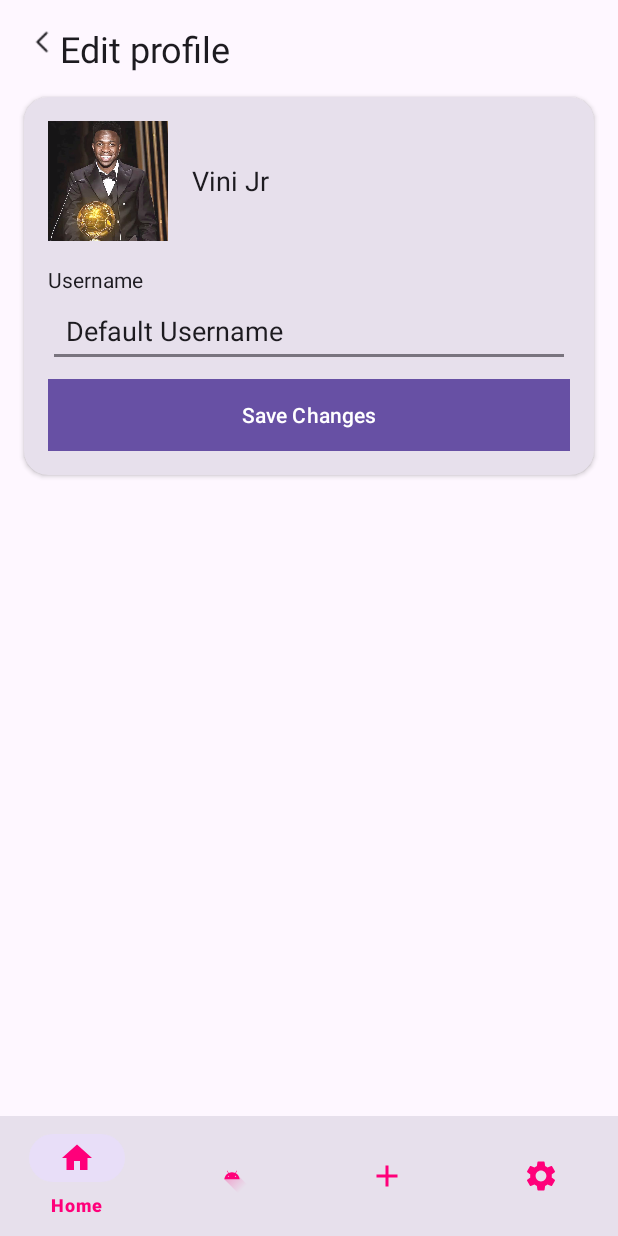
After one commit to 8xbit/AndroidPodcast, an Android app: the EditProfileActivity screen opened directly, with no data from a screen before it, on a phone screen of 412 x 824 dp. The commit adds this screen. Run offline under Robolectric (Android 15) with nearby library versions, the phone set to English and light mode, and no system bars.

Commit message:
edit profile

```diff
--- /dev/null
+++ b/app/src/main/java/com/example/podcatsapp/view/EditProfileActivity.java
@@ -0,0 +1,136 @@
+package com.example.podcatsapp.view;
+
+import android.content.Intent;
+import android.content.SharedPreferences;
+import android.graphics.Color;
+import android.os.Bundle;
+import android.view.View; // Add this import
+import android.widget.EditText;
+import android.widget.ImageView;
+import android.widget.Toast;
+import androidx.appcompat.app.AppCompatActivity;
+import androidx.appcompat.app.AppCompatDelegate;
+import androidx.appcompat.widget.Toolbar;
+import com.example.podcatsapp.R;
+
+public class EditProfileActivity extends AppCompatActivity {
+
+    private EditText editUsername;
+    private ImageView profileImage;
+    private SharedPreferences sharedPreferences;
+    private static final int PICK_IMAGE_REQUEST = 1; // Code for image picker
+    private static final String USERNAME_KEY = "username";
+    private static final String PROFILE_IMAGE_URI_KEY = "profile_image_uri"; // For storing profile image URI
+    private static final String DARK_MODE_KEY = "dark_mode_enabled";
+
+    @Override
+    protected void onCreate(Bundle savedInstanceState) {
+        super.onCreate(savedInstanceState);
+
+        // Initialize SharedPreferences
+        sharedPreferences = getSharedPreferences("AppSettings", MODE_PRIVATE);
+
+        // Set the theme before setting content view
+        boolean isDarkMode = sharedPreferences.getBoolean(DARK_MODE_KEY, false);
+        updateTheme(isDarkMode);
+
+        setContentView(R.layout.activity_edit_profile);
+
+        // Set up the toolbar or back button functionality
+       // Toolbar toolbar = findViewById(R.id.toolbar);
+     //   setSupportActionBar(toolbar);
+        if (getSupportActionBar() != null) {
+            getSupportActionBar().setDisplayHomeAsUpEnabled(true); // Enable the back button
+        }
+
+        // Initialize views
+        editUsername = findViewById(R.id.edit_username);
+        profileImage = findViewById(R.id.profile_image);
+
+        // Load saved username and profile image
+        loadUserProfile();
+
+        // Set listeners
+        profileImage.setOnClickListener(v -> openImagePicker());
+        findViewById(R.id.save_button).setOnClickListener(v -> saveChanges());
+    }
+
+    // Open an image picker to change the profile picture
+    private void openImagePicker() {
+        Intent intent = new Intent(Intent.ACTION_PICK);
+        intent.setType("image/*");
+        startActivityForResult(intent, PICK_IMAGE_REQUEST);
+    }
+
+    // Handle the result from the image picker
+    @Override
+    protected void onActivityResult(int requestCode, int resultCode, Intent data) {
+        super.onActivityResult(requestCode, resultCode, data);
+        if (requestCode == PICK_IMAGE_REQUEST && resultCode == RESULT_OK && data != null) {
+            profileImage.setImageURI(data.getData()); // Set the selected image
+        }
+    }
+
+    // Load saved username and profile image from SharedPreferences
+    private void loadUserProfile() {
+        String username = sharedPreferences.getString(USERNAME_KEY, "Default Username");
+        String profileImageUri = sharedPreferences.getString(PROFILE_IMAGE_URI_KEY, null);
+
+        editUsername.setText(username);
+        if (profileImageUri != null) {
+            profileImage.setImageURI(android.net.Uri.parse(profileImageUri)); // Load profile image if available
+        }
+    }
+
+    // Save the changes made to the profile
+    private void saveChanges() {
+        String username = editUsername.getText().toString().trim();
+
+        // Validate the username
+        if (username.isEmpty()) {
+            Toast.makeText(this, "Username cannot be empty", Toast.LENGTH_SHORT).show();
+            return;
+        }
+
+        // Save the username and profile image URI in SharedPreferences
+        SharedPreferences.Editor editor = sharedPreferences.edit();
+        editor.putString(USERNAME_KEY, username);
+
+        // If the profile image URI is available, save it as well
+        android.net.Uri imageUri = (android.net.Uri) profileImage.getTag(); // Assuming profile image URI is stored as a tag
+        if (imageUri != null) {
+            editor.putString(PROFILE_IMAGE_URI_KEY, imageUri.toString());
+        }
+
+        editor.apply();
+
+        // Show success message
+        Toast.makeText(this, "Profile updated successfully!", Toast.LENGTH_SHORT).show();
+
+        // Optionally, go back to the previous screen
+        finish();
+    }
+
+    // Handle the back button press
+    @Override
+    public boolean onSupportNavigateUp() {
+        onBackPressed();
+        return true;
+    }
+
+    // Save dark mode preference
+    private void updateTheme(boolean isDarkMode) {
+        int defaultNightMode = isDarkMode ?
+                AppCompatDelegate.MODE_NIGHT_YES :
+                AppCompatDelegate.MODE_NIGHT_NO;
+        AppCompatDelegate.setDefaultNightMode(defaultNightMode);
+    }
+
+    public void editProfile(View view) {
+        // code to edit profile (already handled in this activity)
+    }
+
+    public void changePassword(View view) {
+        // code to change password
+    }
+}
--- a/app/src/main/java/com/example/podcatsapp/view/SettingsActivity.java
+++ b/app/src/main/java/com/example/podcatsapp/view/SettingsActivity.java
@@ -1,5 +1,6 @@
 package com.example.podcatsapp.view;
 
+import android.content.Intent;
 import android.content.SharedPreferences;
 import android.graphics.Color;
 import android.os.Bundle;
@@ -8,6 +9,7 @@ import android.widget.Switch;
 import androidx.appcompat.app.AppCompatActivity;
 import androidx.appcompat.app.AppCompatDelegate;
 import com.example.podcatsapp.R;
+import com.google.android.material.bottomnavigation.BottomNavigationView;
 
 public class SettingsActivity extends AppCompatActivity {
     private Switch switchNotifications;
@@ -50,6 +52,10 @@ public class SettingsActivity extends AppCompatActivity {
             updateTheme(isChecked);
             recreate(); // Recreate the activity to apply the theme
         });
+
+        // Setup Bottom Navigation
+        BottomNavigationView bottomNavigationView = findViewById(R.id.bottom_navigation);
+        setupBottomNavigation(bottomNavigationView);
     }
 
     private void setupSwitchTint(Switch switchComponent) {
@@ -77,11 +83,33 @@ public class SettingsActivity extends AppCompatActivity {
         AppCompatDelegate.setDefaultNightMode(defaultNightMode);
     }
 
+    // Method to navigate to EditProfileActivity
     public void editProfile(View view) {
-        // code to edit profile
+        Intent intent = new Intent(SettingsActivity.this, EditProfileActivity.class);
+        startActivity(intent);
     }
 
     public void changePassword(View view) {
-        // code to change password
+        // Add logic to handle password change
+    }
+
+    // Method to set up the Bottom Navigation
+    private void setupBottomNavigation(BottomNavigationView bottomNavigationView) {
+        bottomNavigationView.setOnNavigationItemSelectedListener(item -> {
+            int id = item.getItemId();
+            if (id == R.id.item_home) {
+                startActivity(new Intent(SettingsActivity.this, MainActivity.class));
+                return true;
+            } else if (id == R.id.item_videos) {
+                startActivity(new Intent(SettingsActivity.this, PlayerActivity.class));
+                return true;
+            } else if (id == R.id.item_upload) {
+                startActivity(new Intent(SettingsActivity.this, UploadActivity.class));
+                return true;
+            } else if (id == R.id.item_setting) {
+                return true; // Already in SettingsActivity
+            }
+            return false;
+        });
     }
 }
--- /dev/null
+++ b/app/src/main/res/layout/activity_edit_profile.xml
@@ -0,0 +1,123 @@
+<?xml version="1.0" encoding="utf-8"?>
+<androidx.constraintlayout.widget.ConstraintLayout
+    xmlns:android="http://schemas.android.com/apk/res/android"
+    xmlns:app="http://schemas.android.com/apk/res-auto"
+    xmlns:tools="http://schemas.android.com/tools"
+    android:layout_width="match_parent"
+    android:layout_height="match_parent"
+    android:background="?attr/colorSurface"
+    tools:context=".view.EditProfileActivity">
+
+    <!-- Back Button -->
+    <ImageView
+        android:id="@+id/back_button"
+        android:layout_width="24dp"
+        android:layout_height="24dp"
+        android:layout_margin="16dp"
+        android:src="@drawable/back_arrow"
+        app:layout_constraintStart_toStartOf="parent"
+        app:layout_constraintTop_toTopOf="parent"
+        app:tint="?attr/colorOnSurface" />
+
+    <!-- Title -->
+    <TextView
+        android:id="@+id/title"
+        android:layout_width="wrap_content"
+        android:layout_height="wrap_content"
+        android:text="@string/edit_profile"
+        android:textColor="?attr/colorOnSurface"
+        android:textSize="24sp"
+        android:layout_marginTop="16dp"
+        app:layout_constraintStart_toEndOf="@id/back_button"
+        app:layout_constraintTop_toTopOf="parent" />
+
+    <!-- Profile Edit Card -->
+    <androidx.cardview.widget.CardView
+        android:id="@+id/edit_profile_card"
+        android:layout_width="0dp"
+        android:layout_height="wrap_content"
+        android:layout_margin="16dp"
+        app:cardBackgroundColor="?attr/colorSurfaceVariant"
+        app:cardCornerRadius="16dp"
+        app:layout_constraintTop_toBottomOf="@id/title"
+        app:layout_constraintStart_toStartOf="parent"
+        app:layout_constraintEnd_toEndOf="parent">
+
+        <LinearLayout
+            android:layout_width="match_parent"
+            android:layout_height="wrap_content"
+            android:orientation="vertical"
+            android:padding="16dp">
+
+            <!-- Profile Image with Edit Option -->
+            <LinearLayout
+                android:layout_width="match_parent"
+                android:layout_height="wrap_content"
+                android:orientation="horizontal"
+                android:gravity="center_vertical">
+
+                <ImageView
+                    android:id="@+id/profile_image"
+                    android:layout_width="80dp"
+                    android:layout_height="80dp"
+                    android:layout_marginEnd="16dp"
+                    android:scaleType="centerCrop"
+                    android:src="@drawable/vini"
+                    android:clickable="true"
+                    android:focusable="true"
+                    android:onClick="changeProfileImage" />
+
+                <TextView
+                    android:id="@+id/username"
+                    android:layout_width="wrap_content"
+                    android:layout_height="wrap_content"
+                    android:text="@string/username"
+                    android:textColor="?attr/colorOnSurface"
+                    android:textSize="18sp" />
+            </LinearLayout>
+
+            <!-- Edit Username -->
+            <TextView
+                android:layout_width="match_parent"
+                android:layout_height="wrap_content"
+                android:text="@string/username_label"
+                android:textColor="?attr/colorOnSurface"
+                android:paddingTop="16dp" />
+
+            <EditText
+                android:id="@+id/edit_username"
+                android:layout_width="match_parent"
+                android:layout_height="wrap_content"
+                android:layout_marginBottom="8dp"
+                android:hint="@string/enter_username"
+                android:textColor="?attr/colorOnSurface"
+                android:backgroundTint="?attr/colorOutline"
+                android:padding="12dp" />
+
+            <!-- Save Button -->
+            <Button
+                android:id="@+id/save_button"
+                android:layout_width="match_parent"
+                android:layout_height="wrap_content"
+                android:text="@string/save_changes"
+                android:textColor="?attr/colorOnPrimary"
+                android:background="?attr/colorPrimary"
+                android:onClick="saveChanges" />
+
+        </LinearLayout>
+    </androidx.cardview.widget.CardView>
+
+    <!-- Bottom Navigation -->
+    <com.google.android.material.bottomnavigation.BottomNavigationView
+        android:id="@+id/bottom_navigation"
+        android:layout_width="0dp"
+        android:layout_height="wrap_content"
+        android:background="?attr/colorSurfaceVariant"
+        app:itemIconTint="@color/bottom_nav_colors"
+        app:itemTextColor="@color/bottom_nav_colors"
+        app:layout_constraintBottom_toBottomOf="parent"
+        app:layout_constraintStart_toStartOf="parent"
+        app:layout_constraintEnd_toEndOf="parent"
+        app:menu="@menu/bottom_navigation_menu" />
+
+</androidx.constraintlayout.widget.ConstraintLayout>
--- a/app/src/main/res/values/strings.xml
+++ b/app/src/main/res/values/strings.xml
@@ -14,4 +14,9 @@
     <string name="dark_mode">Dark mode</string>
     <string name="username">Vini Jr</string>
 
+    <string name="edit_profile_title">Edit Profile</string>
+    <string name="username_label">Username</string>
+    <string name="enter_username">Enter new username</string>
+    <string name="save_changes">Save Changes</string>
+
 </resources>
```
Also changed, not shown: app/src/main/AndroidManifest.xml (+8 -4 lines).
